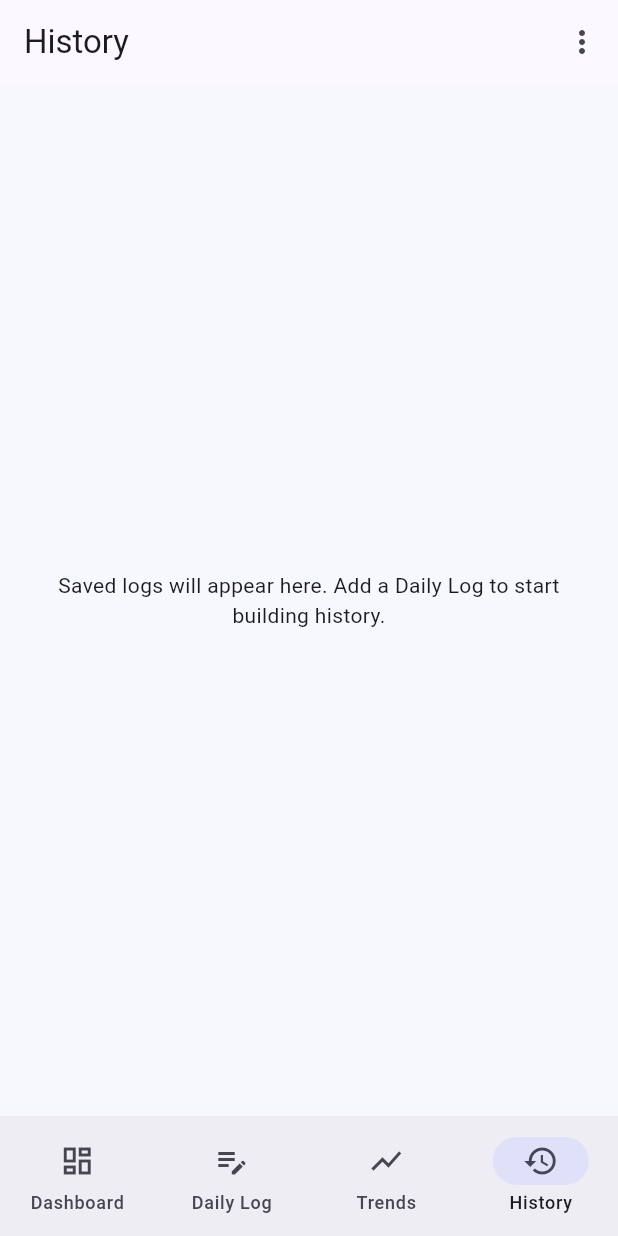
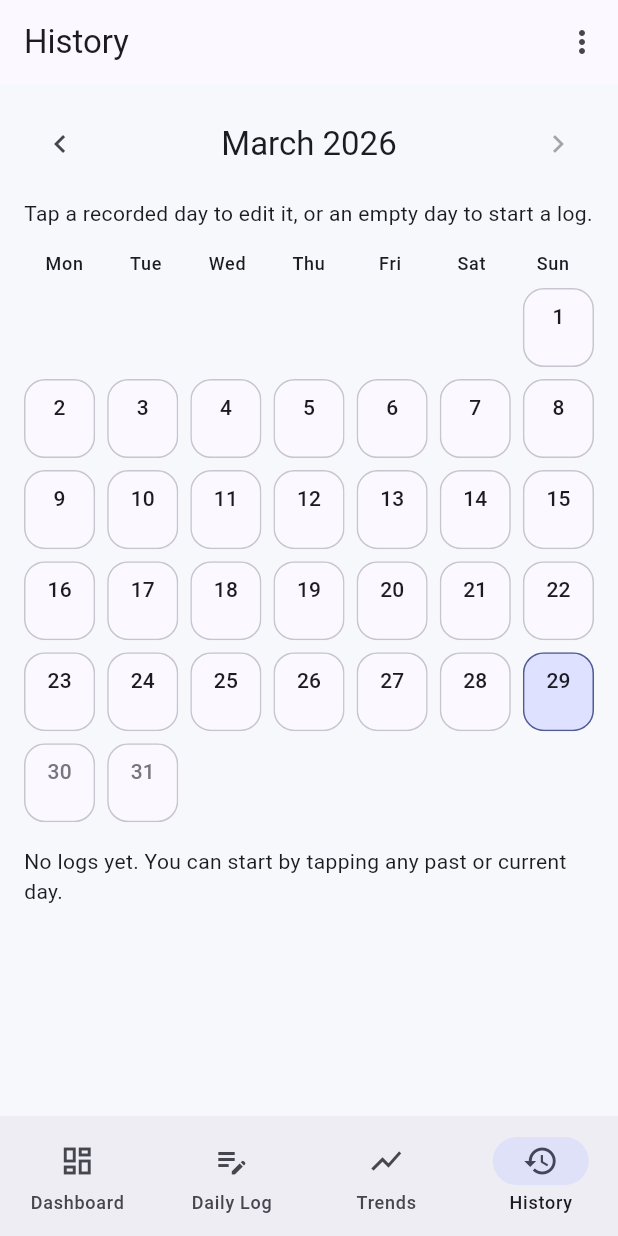
Before and after one commit to EriMidorikawa/mood_tracker, a Flutter app: the screen it shows after launch, item 4 of the bottom bar chosen, on a phone screen of 412 x 824 dp. Run offline on Flutter 3.47's test engine with Material 3 defaults, Android fonts, the phone set to English and light mode, and no system bars; our stand-ins replace shared_preferences.

Commit message:
Replace history list with calendar-based log entry flow

```diff
--- a/lib/features/daily_log/daily_log_page.dart
+++ b/lib/features/daily_log/daily_log_page.dart
@@ -10,6 +10,7 @@ class DailyLogPage extends StatefulWidget {
     this.popOnSave = false,
     this.showSettingsMenu = true,
     this.title = 'Daily Log',
+    this.initialDate,
     this.initialEntry,
     required this.onSave,
   });
@@ -17,6 +18,7 @@ class DailyLogPage extends StatefulWidget {
   final bool popOnSave;
   final bool showSettingsMenu;
   final String title;
+  final DateTime? initialDate;
   final DailyLogEntry? initialEntry;
   final Future<void> Function(DailyLogEntry) onSave;
 
@@ -57,7 +59,9 @@ class _DailyLogPageState extends State<DailyLogPage> {
       for (final question in dailyLogQuestions)
         question.id: entry?.responses[question.id] ?? 3,
     };
-    final logDate = _dateOnly(entry?.loggedAt ?? DateTime.now());
+    final logDate = _dateOnly(
+      entry?.loggedAt ?? widget.initialDate ?? DateTime.now(),
+    );
     final note = entry?.note ?? '';
 
     _responses = responses;
--- a/lib/features/history/history_page.dart
+++ b/lib/features/history/history_page.dart
@@ -3,7 +3,7 @@ import 'package:mood_tracker/app/settings_menu_button.dart';
 import 'package:mood_tracker/features/daily_log/daily_log_page.dart';
 import 'package:mood_tracker/features/daily_log/models/daily_log_entry.dart';
 
-class HistoryPage extends StatelessWidget {
+class HistoryPage extends StatefulWidget {
   const HistoryPage({
     super.key,
     required this.entries,
@@ -16,102 +16,283 @@ class HistoryPage extends StatelessWidget {
   final Future<void> Function(DailyLogEntry) onSaveEntry;
 
   @override
+  State<HistoryPage> createState() => _HistoryPageState();
+}
+
+class _HistoryPageState extends State<HistoryPage> {
+  late DateTime _visibleMonth;
+
+  @override
+  void initState() {
+    super.initState();
+    final today = _dateOnly(DateTime.now());
+    _visibleMonth = DateTime(today.year, today.month);
+  }
+
+  @override
   Widget build(BuildContext context) {
+    final today = _dateOnly(DateTime.now());
+    final loggedDates = {
+      for (final entry in widget.entries) _dateKey(entry.loggedAt),
+    };
+    final days = _buildMonthCells(_visibleMonth);
+    final canGoNext = !_isSameMonth(_visibleMonth, today);
+
     return Scaffold(
       appBar: AppBar(
         title: const Text('History'),
         actions: const [SettingsMenuButton()],
       ),
-      body: entries.isEmpty
-          ? const Center(
-              child: Padding(
-                padding: EdgeInsets.all(24),
-                child: Text(
-                  'Saved logs will appear here. Add a Daily Log to start building history.',
-                  textAlign: TextAlign.center,
+      body: ListView(
+        padding: const EdgeInsets.all(16),
+        children: [
+          _MonthHeader(
+            month: _visibleMonth,
+            canGoNext: canGoNext,
+            onPrevious: () {
+              setState(() {
+                _visibleMonth = DateTime(
+                  _visibleMonth.year,
+                  _visibleMonth.month - 1,
+                );
+              });
+            },
+            onNext: canGoNext
+                ? () {
+                    setState(() {
+                      _visibleMonth = DateTime(
+                        _visibleMonth.year,
+                        _visibleMonth.month + 1,
+                      );
+                    });
+                  }
+                : null,
           ),
+          const SizedBox(height: 12),
+          Text(
+            'Tap a recorded day to edit it, or an empty day to start a log.',
+            style: Theme.of(context).textTheme.bodyMedium,
           ),
-            )
-          : ListView.separated(
-              padding: const EdgeInsets.all(16),
-              itemCount: entries.length,
-              separatorBuilder: (_, _) => const SizedBox(height: 12),
+          const SizedBox(height: 16),
+          _WeekdayHeader(),
+          const SizedBox(height: 8),
+          GridView.builder(
+            shrinkWrap: true,
+            physics: const NeverScrollableScrollPhysics(),
+            itemCount: days.length,
+            gridDelegate: const SliverGridDelegateWithFixedCrossAxisCount(
+              crossAxisCount: 7,
+              mainAxisSpacing: 8,
+              crossAxisSpacing: 8,
+              childAspectRatio: 0.9,
+            ),
             itemBuilder: (context, index) {
-                final entry = entries[index];
-                return Card(
-                  child: ListTile(
-                    contentPadding: const EdgeInsets.all(16),
-                    title: Text(_formatDate(entry.loggedAt)),
-                    subtitle: Padding(
-                      padding: const EdgeInsets.only(top: 8),
-                      child: Wrap(
-                        spacing: 12,
-                        runSpacing: 8,
-                        children: [
-                          _MetricChip(
-                            label: 'Mood',
-                            value: entry.responses['mood'] ?? 0,
+              final cell = days[index];
+              if (cell == null) {
+                return const SizedBox.shrink();
+              }
+
+              final date = _dateOnly(cell);
+              final isFuture = date.isAfter(today);
+              final isLogged = loggedDates.contains(_dateKey(date));
+              final isToday = date == today;
+
+              return _CalendarDayCell(
+                date: date,
+                isFuture: isFuture,
+                isLogged: isLogged,
+                isToday: isToday,
+                onTap: isFuture ? null : () => _openLog(context, date),
+              );
+            },
           ),
-                          _MetricChip(
-                            label: 'General craving',
-                            value: entry.responses['craving'] ?? 0,
-                          ),
-                          _MetricChip(
-                            label: 'Hunger',
-                            value: entry.responses['hunger'] ?? 0,
+          if (widget.entries.isEmpty) ...[
+            const SizedBox(height: 16),
+            Text(
+              'No logs yet. You can start by tapping any past or current day.',
+              style: Theme.of(context).textTheme.bodyMedium,
             ),
           ],
-                      ),
-                    ),
-                    trailing: const Icon(Icons.chevron_right),
-                    onTap: () => _openEditor(context, entry.loggedAt),
-                  ),
-                );
-              },
+        ],
       ),
     );
   }
 
-  Future<void> _openEditor(BuildContext context, DateTime logDate) async {
-    final entry = await loadEntryByDate(logDate);
-    if (!context.mounted || entry == null) {
+  Future<void> _openLog(BuildContext context, DateTime logDate) async {
+    final entry = await widget.loadEntryByDate(logDate);
+    if (!context.mounted) {
       return;
     }
+
+    final title = entry == null
+        ? 'Log ${_formatDate(logDate)}'
+        : 'Edit ${_formatDate(logDate)}';
 
     await Navigator.of(context).push(
       MaterialPageRoute<void>(
         builder: (_) => DailyLogPage(
           initialEntry: entry,
-          onSave: onSaveEntry,
+          initialDate: entry == null ? logDate : null,
+          onSave: widget.onSaveEntry,
           popOnSave: true,
           showSettingsMenu: false,
-          title: 'Edit ${_formatDate(entry.loggedAt)}',
+          title: title,
         ),
       ),
     );
   }
 }
 
-class _MetricChip extends StatelessWidget {
-  const _MetricChip({
-    required this.label,
-    required this.value,
+class _MonthHeader extends StatelessWidget {
+  const _MonthHeader({
+    required this.month,
+    required this.canGoNext,
+    required this.onPrevious,
+    required this.onNext,
   });
 
-  final String label;
-  final int value;
+  final DateTime month;
+  final bool canGoNext;
+  final VoidCallback onPrevious;
+  final VoidCallback? onNext;
 
   @override
   Widget build(BuildContext context) {
-    return Container(
-      padding: const EdgeInsets.symmetric(horizontal: 10, vertical: 6),
-      decoration: BoxDecoration(
-        color: Theme.of(context).colorScheme.surfaceContainerHighest,
-        borderRadius: BorderRadius.circular(999),
+    return Row(
+      children: [
+        IconButton(
+          onPressed: onPrevious,
+          icon: const Icon(Icons.chevron_left),
         ),
-      child: Text('$label: $value/5'),
+        Expanded(
+          child: Text(
+            _formatMonthYear(month),
+            textAlign: TextAlign.center,
+            style: Theme.of(context).textTheme.titleLarge,
+          ),
+        ),
+        IconButton(
+          onPressed: canGoNext ? onNext : null,
+          icon: const Icon(Icons.chevron_right),
+        ),
+      ],
     );
   }
+}
+
+class _WeekdayHeader extends StatelessWidget {
+  @override
+  Widget build(BuildContext context) {
+    const labels = ['Mon', 'Tue', 'Wed', 'Thu', 'Fri', 'Sat', 'Sun'];
+    return Row(
+      children: [
+        for (final label in labels)
+          Expanded(
+            child: Text(
+              label,
+              textAlign: TextAlign.center,
+              style: Theme.of(context).textTheme.labelMedium,
+            ),
+          ),
+      ],
+    );
+  }
+}
+
+class _CalendarDayCell extends StatelessWidget {
+  const _CalendarDayCell({
+    required this.date,
+    required this.isFuture,
+    required this.isLogged,
+    required this.isToday,
+    required this.onTap,
+  });
+
+  final DateTime date;
+  final bool isFuture;
+  final bool isLogged;
+  final bool isToday;
+  final VoidCallback? onTap;
+
+  @override
+  Widget build(BuildContext context) {
+    final colorScheme = Theme.of(context).colorScheme;
+    final backgroundColor = isToday
+        ? colorScheme.primaryContainer
+        : colorScheme.surface;
+    final borderColor = isToday
+        ? colorScheme.primary
+        : colorScheme.outlineVariant;
+    final textColor = isFuture ? colorScheme.outline : colorScheme.onSurface;
+
+    return Material(
+      color: Colors.transparent,
+      child: InkWell(
+        borderRadius: BorderRadius.circular(14),
+        onTap: onTap,
+        child: Ink(
+          decoration: BoxDecoration(
+            color: backgroundColor,
+            borderRadius: BorderRadius.circular(14),
+            border: Border.all(color: borderColor),
+          ),
+          child: Padding(
+            padding: const EdgeInsets.symmetric(vertical: 8, horizontal: 6),
+            child: Column(
+              crossAxisAlignment: CrossAxisAlignment.center,
+              children: [
+                Text(
+                  '${date.day}',
+                  style: Theme.of(context).textTheme.titleSmall?.copyWith(
+                        color: textColor,
+                      ),
+                ),
+                const Spacer(),
+                if (isLogged)
+                  Container(
+                    width: 8,
+                    height: 8,
+                    decoration: BoxDecoration(
+                      color: colorScheme.primary,
+                      shape: BoxShape.circle,
+                    ),
+                  )
+                else
+                  const SizedBox(height: 8),
+              ],
+            ),
+          ),
+        ),
+      ),
+    );
+  }
+}
+
+List<DateTime?> _buildMonthCells(DateTime month) {
+  final firstDay = DateTime(month.year, month.month, 1);
+  final daysInMonth = DateTime(month.year, month.month + 1, 0).day;
+  final leadingEmpty = firstDay.weekday - DateTime.monday;
+
+  return [
+    for (var i = 0; i < leadingEmpty; i++) null,
+    for (var day = 1; day <= daysInMonth; day++)
+      DateTime(month.year, month.month, day),
+  ];
+}
+
+bool _isSameMonth(DateTime a, DateTime b) {
+  return a.year == b.year && a.month == b.month;
+}
+
+DateTime _dateOnly(DateTime dateTime) {
+  return DateTime(dateTime.year, dateTime.month, dateTime.day);
+}
+
+String _dateKey(DateTime dateTime) {
+  final year = dateTime.year.toString().padLeft(4, '0');
+  final month = dateTime.month.toString().padLeft(2, '0');
+  final day = dateTime.day.toString().padLeft(2, '0');
+  return '$year-$month-$day';
 }
 
 String _formatDate(DateTime dateTime) {
@@ -130,6 +311,24 @@ String _formatDate(DateTime dateTime) {
     'Dec',
   ];
 
-  final month = months[dateTime.month - 1];
-  return '$month ${dateTime.day}, ${dateTime.year}';
+  return '${months[dateTime.month - 1]} ${dateTime.day}, ${dateTime.year}';
 }
+
+String _formatMonthYear(DateTime dateTime) {
+  const months = <String>[
+    'January',
+    'February',
+    'March',
+    'April',
+    'May',
+    'June',
+    'July',
+    'August',
+    'September',
+    'October',
+    'November',
+    'December',
+  ];
+
+  return '${months[dateTime.month - 1]} ${dateTime.year}';
+}
```
Also changed, not shown: 1 other file. Lines whose indentation alone changed are shown as unchanged.
